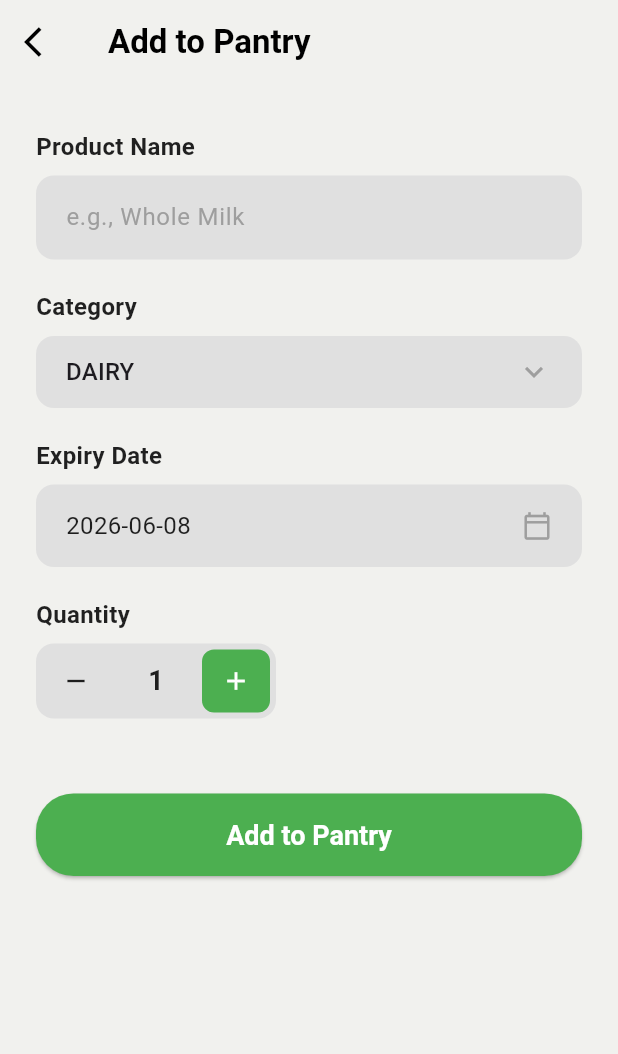
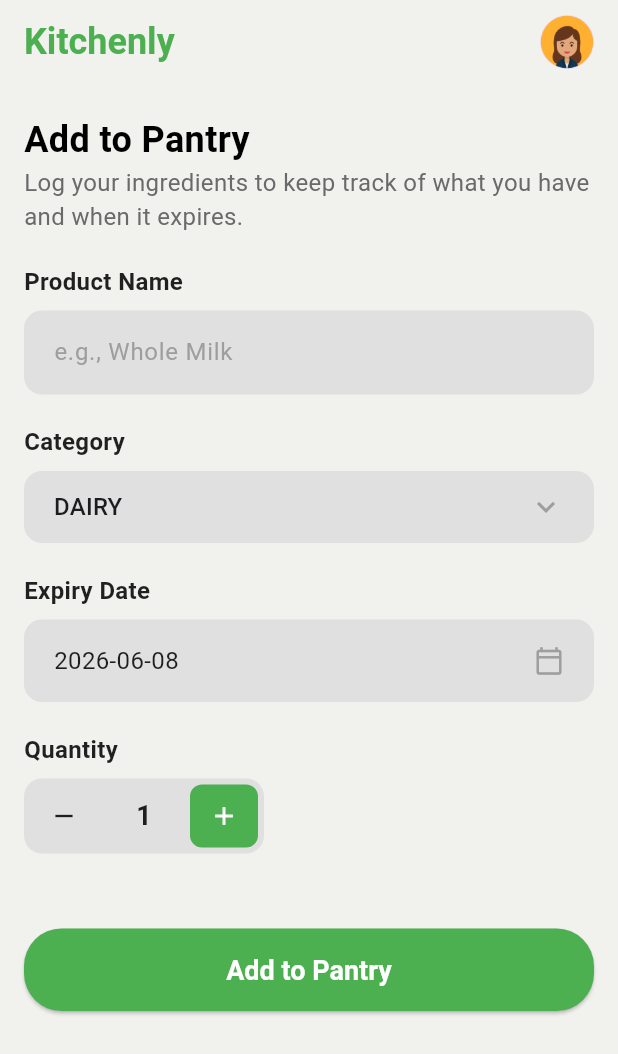
Before and after one commit to MariamElbeshbeeshy/Smart-Kitchen, a Flutter app: the screen it shows after launch, after a tap on the "add" icon, on a phone screen of 412 x 824 dp. Shown: the top 1054 px of the screen. Run offline on Flutter 3.47's test engine with Material 3 defaults, Android fonts, the phone set to English and light mode, and no system bars; our stand-ins replace bloc, flutter_bloc, hive, hive_flutter; accounts and stored records are empty.

Commit message:
feat: integrate Hive for pantry item management
- Added Hive dependency for local storage of pantry items.
- Created PantryItemModel with Hive type adapter for serialization.
- Implemented PantryCubit to manage pantry items, including loading, adding, updating, and deleting items.
- Updated main.dart to initialize Hive and provide PantryCubit to the app.
- Modified pantry_view.dart to use BlocBuilder for state management.
- Enhanced add_item_view.dart to submit new pantry items to the PantryCubit.
- Updated custom_appbar.dart to improve navigation experience.
- Added product image retrieval logic based on item category.
- Included new image assets for pantry items.
- Updated pubspec.yaml and generated_plugin.cmake for new dependencies.

```diff
--- a/lib/main.dart
+++ b/lib/main.dart
@@ -1,11 +1,27 @@
 import 'package:flutter/material.dart';
+import 'package:flutter_bloc/flutter_bloc.dart';
+import 'package:hive/hive.dart';
+import 'package:hive_flutter/hive_flutter.dart';
+import 'package:smart_kitchen/cubits/pantry_cubit/pantry_cubit.dart';
 import 'package:smart_kitchen/helper/constants.dart';
+import 'package:smart_kitchen/models/pantry_item_model.dart';
 import 'package:smart_kitchen/views/navigation_view.dart';
 import 'package:smart_kitchen/views/pantry/add_item_view.dart';
 import 'package:smart_kitchen/views/pantry/pantry_view.dart';
 
-void main() {
-  runApp(const MainApp());
+void main() async {
+  WidgetsFlutterBinding.ensureInitialized();
+  await Hive.initFlutter();
+  Hive.registerAdapter(PantryItemModelAdapter());
+  await Hive.openBox<PantryItemModel>('pantry_box');
+  runApp(
+    MultiBlocProvider(
+      providers: [
+        BlocProvider(create: (context) => PantryCubit()..loadPantryItems()),
+      ],
+      child: const MainApp(),
+    ),
+  );
 }
 
 class MainApp extends StatelessWidget {
--- a/lib/models/pantry_item_model.dart
+++ b/lib/models/pantry_item_model.dart
@@ -1,21 +1,44 @@
 import 'package:flutter/material.dart';
+import 'package:hive/hive.dart';
+
+part 'pantry_item_model.g.dart';
 
 enum PantryStatus { expired, expiringSoon, fresh }
 
-class PantryItemModel {
+@HiveType(typeId: 0)
+class PantryItemModel extends HiveObject {
+  @HiveField(0)
   final String name;
+
+  @HiveField(1)
   final DateTime expiryDate;
+
+  @HiveField(2)
   final int quantity;
-  final String image;
+
+  @HiveField(3)
   final String category;
 
-  const PantryItemModel({
+  PantryItemModel({
     required this.name,
     required this.expiryDate,
     required this.quantity,
-    required this.image,
     required this.category,
   });
+
+  PantryItemModel copyWith({
+    String? name,
+    DateTime? expiryDate,
+    int? quantity,
+    String? category,
+  }) {
+    return PantryItemModel(
+      name: name ?? this.name,
+      expiryDate: expiryDate ?? this.expiryDate,
+      quantity: quantity ?? this.quantity,
+      category: category ?? this.category,
+    );
+  }
 
   PantryStatus get status {
     final now = DateTime.now();
@@ -40,6 +63,21 @@ class PantryItemModel {
         return 'EXPIRING SOON';
       case PantryStatus.fresh:
         return 'FRESH';
+    }
+  }
+
+  String get productImage {
+    switch (category.toUpperCase()) {
+      case 'DAIRY':
+        return 'assets/images/milk.jpg';
+      case 'PRODUCE':
+        return 'assets/images/vegetables.jpg';
+      case 'MEAT':
+        return 'assets/images/meat.jfif';
+      case 'BAKERY':
+        return 'assets/images/bakery.jpg';
+      default:
+        return 'assets/images/food.jpg';
     }
   }
 
--- a/lib/views/pantry/add_item_view.dart
+++ b/lib/views/pantry/add_item_view.dart
@@ -1,6 +1,10 @@
 import 'package:flutter/material.dart';
+import 'package:flutter_bloc/flutter_bloc.dart';
+import 'package:smart_kitchen/cubits/pantry_cubit/pantry_cubit.dart';
 import 'package:smart_kitchen/helper/constants.dart';
+import 'package:smart_kitchen/models/pantry_item_model.dart';
 import 'package:smart_kitchen/widgets/category_dropdown.dart';
+import 'package:smart_kitchen/widgets/custom_appbar.dart';
 import 'package:smart_kitchen/widgets/custom_text_field.dart';
 import 'package:smart_kitchen/widgets/expiry_date_picker.dart';
 import 'package:smart_kitchen/widgets/quantity_counter.dart';
@@ -31,6 +35,13 @@ class _AddItemViewState extends State<AddItemView> {
 
   void _submitData() {
     if (_formKey.currentState!.validate()) {
+      final newItem = PantryItemModel(
+        name: _nameController.text,
+        category: _selectedCategory,
+        expiryDate: _selectedDate,
+        quantity: _quantity,
+      );
+      context.read<PantryCubit>().addPantryItem(newItem);
       Navigator.pop(context);
     }
   }
@@ -39,31 +50,32 @@ class _AddItemViewState extends State<AddItemView> {
   Widget build(BuildContext context) {
     return Scaffold(
       backgroundColor: kBackgroundColor,
-      appBar: AppBar(
-        backgroundColor: Colors.transparent,
-        elevation: 0,
-        leading: IconButton(
-          icon: const Icon(Icons.arrow_back_ios, color: Colors.black),
-          onPressed: () => Navigator.pop(context),
-        ),
-        title: const Text(
-          'Add to Pantry',
-          style: TextStyle(
-            color: Colors.black,
-            fontWeight: FontWeight.bold,
-            fontSize: 22,
-          ),
-        ),
-        centerTitle: false,
-      ),
+      appBar: PantryAppBar(),
       body: SingleChildScrollView(
-        padding: const EdgeInsets.symmetric(horizontal: 24),
+        padding: const EdgeInsets.symmetric(horizontal: 16),
         child: Form(
           key: _formKey,
           child: Column(
             crossAxisAlignment: CrossAxisAlignment.start,
             children: [
-              const SizedBox(height: 30),
+              const SizedBox(height: 20),
+              Text(
+                'Add to Pantry',
+                style: TextStyle(
+                  color: Colors.black,
+                  fontWeight: FontWeight.bold,
+                  fontSize: 24,
+                ),
+              ),
+              Text(
+                'Log your ingredients to keep track of what you have and when it expires.',
+                style: TextStyle(
+                  color: const Color.fromARGB(255, 106, 106, 106),
+                  fontWeight: FontWeight.normal,
+                  fontSize: 16,
+                ),
+              ),
+              const SizedBox(height: 20),
               CustomTextField(
                 label: 'Product Name',
                 hint: 'e.g., Whole Milk',
--- a/lib/views/pantry/pantry_view.dart
+++ b/lib/views/pantry/pantry_view.dart
@@ -15,9 +15,7 @@ class PantryInventoryScreen extends StatelessWidget {
 
   @override
   Widget build(BuildContext context) {
-    return BlocProvider(
-      create: (context) => PantryCubit()..loadPantryItems(),
-      child: Scaffold(
+    return Scaffold(
       backgroundColor: kBackgroundColor,
       appBar: const PantryAppBar(),
       floatingActionButton: FloatingActionButton(
@@ -57,7 +55,6 @@ class PantryInventoryScreen extends StatelessWidget {
           },
         ),
       ),
-      ),
     );
   }
 }
--- a/lib/widgets/custom_appbar.dart
+++ b/lib/widgets/custom_appbar.dart
@@ -7,6 +7,7 @@ class PantryAppBar extends StatelessWidget implements PreferredSizeWidget {
   @override
   Widget build(BuildContext context) {
     return AppBar(
+      automaticallyImplyLeading: false,
       backgroundColor: Colors.transparent,
       elevation: 0,
       title: const Text(
--- a/lib/widgets/pantry_list.dart
+++ b/lib/widgets/pantry_list.dart
@@ -20,7 +20,7 @@ class PantryList extends StatelessWidget {
           name: item.name,
           status: item.statusText,
           timeInfo: item.timeInfoText,
-          image: item.image,
+          image: item.productImage ,
           statusColor: item.statusColor,
           cardColor: item.cardColor,
           showWarning: item.showWarning,
--- a/pubspec.yaml
+++ b/pubspec.yaml
@@ -10,11 +10,15 @@ dependencies:
   flutter:
     sdk: flutter
   flutter_bloc: ^9.1.1
+  hive: ^2.2.3
+  hive_flutter: ^1.1.0
 
 dev_dependencies:
   flutter_test:
     sdk: flutter
   flutter_lints: ^6.0.0
+  hive_generator: ^2.0.1
+  build_runner: ^2.4.9
 
 flutter:
   uses-material-design: true
```
Also changed, not shown: lib/cubits/pantry_cubit/pantry_cubit.dart (+39 -34 lines), assets/images/bakery.jpg (added), assets/images/food.jpg (added), assets/images/milk.jpg (added), assets/images/vegetables.jpg (added), lib/models/pantry_item_model.g.dart (added), pubspec.lock, 3 other files. Lines whose indentation alone changed are shown as unchanged.
